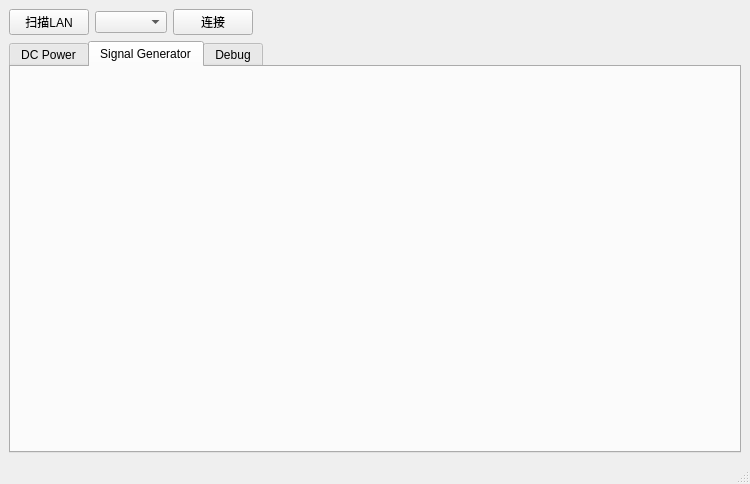
This is mainwindow.ui in cjhonlyone/qt-visa-controller as Qt 5 draws it before an edit. The edited form follows.
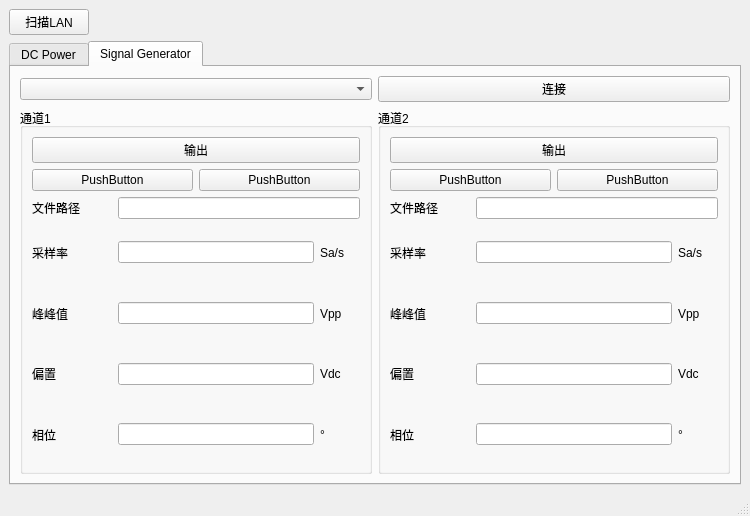
This is the edited form. The open tabs and pages were chosen to show the change.

The edit to the form file:
```diff
--- a/mainwindow.ui
+++ b/mainwindow.ui
@@ -7,9 +7,15 @@
     <x>0</x>
     <y>0</y>
     <width>750</width>
-    <height>415</height>
+    <height>510</height>
    </rect>
   </property>
+  <property name="sizePolicy">
+   <sizepolicy hsizetype="Preferred" vsizetype="Expanding">
+    <horstretch>0</horstretch>
+    <verstretch>0</verstretch>
+   </sizepolicy>
+  </property>
   <property name="minimumSize">
    <size>
     <width>750</width>
@@ -20,54 +26,31 @@
    <string>MainWindow</string>
   </property>
   <widget class="QWidget" name="centralwidget">
-   <layout class="QVBoxLayout" name="verticalLayout_10">
-    <item>
-     <layout class="QHBoxLayout" name="horizontalLayout_4">
-      <item>
+   <layout class="QGridLayout" name="gridLayout_2">
+    <item row="0" column="0">
        <widget class="QPushButton" name="SCANLAN">
+      <property name="sizePolicy">
+       <sizepolicy hsizetype="Fixed" vsizetype="Fixed">
+        <horstretch>0</horstretch>
+        <verstretch>0</verstretch>
+       </sizepolicy>
+      </property>
         <property name="text">
          <string>扫描LAN</string>
         </property>
        </widget>
       </item>
-      <item>
-       <widget class="QComboBox" name="comboBox"/>
-      </item>
-      <item>
-       <widget class="QPushButton" name="CONNECTLAN">
-        <property name="text">
-         <string>连接</string>
-        </property>
-       </widget>
-      </item>
-      <item>
-       <spacer name="horizontalSpacer">
-        <property name="orientation">
-         <enum>Qt::Horizontal</enum>
-        </property>
-        <property name="sizeHint" stdset="0">
-         <size>
-          <width>40</width>
-          <height>20</height>
-         </size>
-        </property>
-       </spacer>
-      </item>
-     </layout>
-    </item>
-    <item>
+    <item row="1" column="0">
      <widget class="QTabWidget" name="tabWidget">
       <property name="currentIndex">
-       <number>2</number>
+       <number>0</number>
       </property>
       <widget class="QWidget" name="tab">
        <attribute name="title">
         <string>DC Power</string>
        </attribute>
-       <layout class="QHBoxLayout" name="horizontalLayout_11">
-        <item>
-         <layout class="QVBoxLayout" name="verticalLayout_6">
-          <item>
+       <layout class="QGridLayout" name="gridLayout">
+        <item row="1" column="0" colspan="2">
            <widget class="QGroupBox" name="groupBox">
             <property name="title">
              <string>通道1</string>
@@ -181,71 +164,7 @@
             </layout>
            </widget>
           </item>
-          <item>
-           <widget class="QGroupBox" name="groupBox_2">
-            <property name="title">
-             <string>实时监测</string>
-            </property>
-            <layout class="QHBoxLayout" name="horizontalLayout_3">
-             <item>
-              <layout class="QVBoxLayout" name="verticalLayout_3">
-               <item>
-                <widget class="QPushButton" name="MEASVoltLabel_1">
-                 <property name="text">
-                  <string>电压(V)</string>
-                 </property>
-                </widget>
-               </item>
-               <item>
-                <widget class="QPushButton" name="MEASCurrLabel_1">
-                 <property name="text">
-                  <string>电流(A)</string>
-                 </property>
-                </widget>
-               </item>
-               <item>
-                <widget class="QPushButton" name="MEASPwrrLabel_1">
-                 <property name="text">
-                  <string>功率(W)</string>
-                 </property>
-                </widget>
-               </item>
-              </layout>
-             </item>
-             <item>
-              <layout class="QVBoxLayout" name="verticalLayout_4">
-               <item>
-                <widget class="QLineEdit" name="MEASVolt_1"/>
-               </item>
-               <item>
-                <widget class="QLineEdit" name="MEASCurr_1"/>
-               </item>
-               <item>
-                <widget class="QLineEdit" name="MEASPwrr_1"/>
-               </item>
-              </layout>
-             </item>
-            </layout>
-           </widget>
-          </item>
-          <item>
-           <spacer name="verticalSpacer">
-            <property name="orientation">
-             <enum>Qt::Vertical</enum>
-            </property>
-            <property name="sizeHint" stdset="0">
-             <size>
-              <width>20</width>
-              <height>40</height>
-             </size>
-            </property>
-           </spacer>
-          </item>
-         </layout>
-        </item>
-        <item>
-         <layout class="QVBoxLayout" name="verticalLayout_7">
-          <item>
+        <item row="1" column="2">
            <widget class="QGroupBox" name="groupBox_3">
             <property name="title">
              <string>通道2</string>
@@ -359,71 +278,7 @@
             </layout>
            </widget>
           </item>
-          <item>
-           <widget class="QGroupBox" name="groupBox_4">
-            <property name="title">
-             <string>实时监测</string>
-            </property>
-            <layout class="QHBoxLayout" name="horizontalLayout_7">
-             <item>
-              <layout class="QVBoxLayout" name="verticalLayout_12">
-               <item>
-                <widget class="QPushButton" name="MEASVoltLabel_2">
-                 <property name="text">
-                  <string>电压(V)</string>
-                 </property>
-                </widget>
-               </item>
-               <item>
-                <widget class="QPushButton" name="MEASCurrLabel_2">
-                 <property name="text">
-                  <string>电流(A)</string>
-                 </property>
-                </widget>
-               </item>
-               <item>
-                <widget class="QPushButton" name="MEASPwrrLabel_2">
-                 <property name="text">
-                  <string>功率(W)</string>
-                 </property>
-                </widget>
-               </item>
-              </layout>
-             </item>
-             <item>
-              <layout class="QVBoxLayout" name="verticalLayout_13">
-               <item>
-                <widget class="QLineEdit" name="MEASVolt_2"/>
-               </item>
-               <item>
-                <widget class="QLineEdit" name="MEASCurr_2"/>
-               </item>
-               <item>
-                <widget class="QLineEdit" name="MEASPwrr_2"/>
-               </item>
-              </layout>
-             </item>
-            </layout>
-           </widget>
-          </item>
-          <item>
-           <spacer name="verticalSpacer_2">
-            <property name="orientation">
-             <enum>Qt::Vertical</enum>
-            </property>
-            <property name="sizeHint" stdset="0">
-             <size>
-              <width>20</width>
-              <height>40</height>
-             </size>
-            </property>
-           </spacer>
-          </item>
-         </layout>
-        </item>
-        <item>
-         <layout class="QVBoxLayout" name="verticalLayout_14">
-          <item>
+        <item row="1" column="3">
            <widget class="QGroupBox" name="groupBox_5">
             <property name="title">
              <string>通道3</string>
@@ -537,7 +392,101 @@
             </layout>
            </widget>
           </item>
+        <item row="2" column="0" colspan="2">
+         <widget class="QGroupBox" name="groupBox_2">
+          <property name="title">
+           <string>实时监测</string>
+          </property>
+          <layout class="QHBoxLayout" name="horizontalLayout_3">
           <item>
+            <layout class="QVBoxLayout" name="verticalLayout_3">
+             <item>
+              <widget class="QPushButton" name="MEASVoltLabel_1">
+               <property name="text">
+                <string>电压(V)</string>
+               </property>
+              </widget>
+             </item>
+             <item>
+              <widget class="QPushButton" name="MEASCurrLabel_1">
+               <property name="text">
+                <string>电流(A)</string>
+               </property>
+              </widget>
+             </item>
+             <item>
+              <widget class="QPushButton" name="MEASPwrrLabel_1">
+               <property name="text">
+                <string>功率(W)</string>
+               </property>
+              </widget>
+             </item>
+            </layout>
+           </item>
+           <item>
+            <layout class="QVBoxLayout" name="verticalLayout_4">
+             <item>
+              <widget class="QLineEdit" name="MEASVolt_1"/>
+             </item>
+             <item>
+              <widget class="QLineEdit" name="MEASCurr_1"/>
+             </item>
+             <item>
+              <widget class="QLineEdit" name="MEASPwrr_1"/>
+             </item>
+            </layout>
+           </item>
+          </layout>
+         </widget>
+        </item>
+        <item row="2" column="2">
+         <widget class="QGroupBox" name="groupBox_4">
+          <property name="title">
+           <string>实时监测</string>
+          </property>
+          <layout class="QHBoxLayout" name="horizontalLayout_7">
+           <item>
+            <layout class="QVBoxLayout" name="verticalLayout_12">
+             <item>
+              <widget class="QPushButton" name="MEASVoltLabel_2">
+               <property name="text">
+                <string>电压(V)</string>
+               </property>
+              </widget>
+             </item>
+             <item>
+              <widget class="QPushButton" name="MEASCurrLabel_2">
+               <property name="text">
+                <string>电流(A)</string>
+               </property>
+              </widget>
+             </item>
+             <item>
+              <widget class="QPushButton" name="MEASPwrrLabel_2">
+               <property name="text">
+                <string>功率(W)</string>
+               </property>
+              </widget>
+             </item>
+            </layout>
+           </item>
+           <item>
+            <layout class="QVBoxLayout" name="verticalLayout_13">
+             <item>
+              <widget class="QLineEdit" name="MEASVolt_2"/>
+             </item>
+             <item>
+              <widget class="QLineEdit" name="MEASCurr_2"/>
+             </item>
+             <item>
+              <widget class="QLineEdit" name="MEASPwrr_2"/>
+             </item>
+            </layout>
+           </item>
+          </layout>
+         </widget>
+        </item>
+        <item row="2" column="3">
            <widget class="QGroupBox" name="groupBox_6">
             <property name="title">
              <string>实时监测</string>
@@ -584,20 +533,22 @@
             </layout>
            </widget>
           </item>
-          <item>
-           <spacer name="verticalSpacer_3">
-            <property name="orientation">
-             <enum>Qt::Vertical</enum>
-            </property>
-            <property name="sizeHint" stdset="0">
-             <size>
-              <width>20</width>
-              <height>40</height>
-             </size>
-            </property>
-           </spacer>
-          </item>
-         </layout>
+        <item row="0" column="3">
+         <widget class="QPushButton" name="CONNECTLAN_DP">
+          <property name="text">
+           <string>连接</string>
+          </property>
+         </widget>
+        </item>
+        <item row="0" column="0" colspan="3">
+         <widget class="QComboBox" name="comboBox_DP">
+          <property name="sizePolicy">
+           <sizepolicy hsizetype="Preferred" vsizetype="Fixed">
+            <horstretch>0</horstretch>
+            <verstretch>0</verstretch>
+           </sizepolicy>
+          </property>
+         </widget>
         </item>
        </layout>
       </widget>
@@ -605,21 +556,801 @@
        <attribute name="title">
         <string>Signal Generator</string>
        </attribute>
-      </widget>
-      <widget class="QWidget" name="tab_3">
-       <attribute name="title">
-        <string>Debug</string>
-       </attribute>
-       <widget class="QPlainTextEdit" name="Debug_Print">
-        <property name="geometry">
-         <rect>
-          <x>10</x>
-          <y>10</y>
-          <width>711</width>
-          <height>291</height>
-         </rect>
-        </property>
-       </widget>
+       <layout class="QGridLayout" name="gridLayout_4">
+        <item row="0" column="1">
+         <widget class="QPushButton" name="CONNECTLAN_SDG">
+          <property name="text">
+           <string>连接</string>
+          </property>
+         </widget>
+        </item>
+        <item row="0" column="0">
+         <widget class="QComboBox" name="comboBox_SDG">
+          <property name="sizePolicy">
+           <sizepolicy hsizetype="Preferred" vsizetype="Fixed">
+            <horstretch>0</horstretch>
+            <verstretch>0</verstretch>
+           </sizepolicy>
+          </property>
+         </widget>
+        </item>
+        <item row="1" column="1">
+         <widget class="QGroupBox" name="groupBox_8">
+          <property name="title">
+           <string>通道2</string>
+          </property>
+          <layout class="QGridLayout" name="gridLayout_3">
+           <item row="0" column="0" colspan="2">
+            <widget class="QPushButton" name="SDG_OUTP_2">
+             <property name="text">
+              <string>输出</string>
+             </property>
+            </widget>
+           </item>
+           <item row="1" column="0">
+            <widget class="QPushButton" name="ChooseFile_2">
+             <property name="text">
+              <string>PushButton</string>
+             </property>
+            </widget>
+           </item>
+           <item row="1" column="1">
+            <widget class="QPushButton" name="SendValue_2">
+             <property name="text">
+              <string>PushButton</string>
+             </property>
+            </widget>
+           </item>
+           <item row="2" column="0" colspan="2">
+            <layout class="QHBoxLayout" name="horizontalLayout_16">
+             <item>
+              <widget class="QLabel" name="label_2">
+               <property name="sizePolicy">
+                <sizepolicy hsizetype="Fixed" vsizetype="Preferred">
+                 <horstretch>80</horstretch>
+                 <verstretch>0</verstretch>
+                </sizepolicy>
+               </property>
+               <property name="minimumSize">
+                <size>
+                 <width>80</width>
+                 <height>0</height>
+                </size>
+               </property>
+               <property name="maximumSize">
+                <size>
+                 <width>80</width>
+                 <height>16777215</height>
+                </size>
+               </property>
+               <property name="baseSize">
+                <size>
+                 <width>0</width>
+                 <height>0</height>
+                </size>
+               </property>
+               <property name="text">
+                <string>文件路径</string>
+               </property>
+              </widget>
+             </item>
+             <item>
+              <widget class="QLineEdit" name="FilePath_2">
+               <property name="sizePolicy">
+                <sizepolicy hsizetype="Expanding" vsizetype="Fixed">
+                 <horstretch>0</horstretch>
+                 <verstretch>0</verstretch>
+                </sizepolicy>
+               </property>
+              </widget>
+             </item>
+            </layout>
+           </item>
+           <item row="3" column="0" colspan="2">
+            <layout class="QHBoxLayout" name="horizontalLayout_17">
+             <item>
+              <widget class="QLabel" name="label_4">
+               <property name="sizePolicy">
+                <sizepolicy hsizetype="Fixed" vsizetype="Preferred">
+                 <horstretch>80</horstretch>
+                 <verstretch>0</verstretch>
+                </sizepolicy>
+               </property>
+               <property name="minimumSize">
+                <size>
+                 <width>80</width>
+                 <height>0</height>
+                </size>
+               </property>
+               <property name="maximumSize">
+                <size>
+                 <width>80</width>
+                 <height>16777215</height>
+                </size>
+               </property>
+               <property name="baseSize">
+                <size>
+                 <width>0</width>
+                 <height>0</height>
+                </size>
+               </property>
+               <property name="text">
+                <string>采样率</string>
+               </property>
+              </widget>
+             </item>
+             <item>
+              <widget class="QLineEdit" name="SampleRate_2">
+               <property name="sizePolicy">
+                <sizepolicy hsizetype="Expanding" vsizetype="Fixed">
+                 <horstretch>0</horstretch>
+                 <verstretch>0</verstretch>
+                </sizepolicy>
+               </property>
+              </widget>
+             </item>
+             <item>
+              <widget class="QLabel" name="label_23">
+               <property name="sizePolicy">
+                <sizepolicy hsizetype="Fixed" vsizetype="Preferred">
+                 <horstretch>40</horstretch>
+                 <verstretch>0</verstretch>
+                </sizepolicy>
+               </property>
+               <property name="minimumSize">
+                <size>
+                 <width>40</width>
+                 <height>0</height>
+                </size>
+               </property>
+               <property name="maximumSize">
+                <size>
+                 <width>40</width>
+                 <height>16777215</height>
+                </size>
+               </property>
+               <property name="baseSize">
+                <size>
+                 <width>0</width>
+                 <height>0</height>
+                </size>
+               </property>
+               <property name="text">
+                <string>Sa/s</string>
+               </property>
+              </widget>
+             </item>
+            </layout>
+           </item>
+           <item row="4" column="0" colspan="2">
+            <layout class="QHBoxLayout" name="horizontalLayout_18">
+             <item>
+              <widget class="QLabel" name="label_6">
+               <property name="sizePolicy">
+                <sizepolicy hsizetype="Fixed" vsizetype="Preferred">
+                 <horstretch>80</horstretch>
+                 <verstretch>0</verstretch>
+                </sizepolicy>
+               </property>
+               <property name="minimumSize">
+                <size>
+                 <width>80</width>
+                 <height>0</height>
+                </size>
+               </property>
+               <property name="maximumSize">
+                <size>
+                 <width>80</width>
+                 <height>16777215</height>
+                </size>
+               </property>
+               <property name="baseSize">
+                <size>
+                 <width>0</width>
+                 <height>0</height>
+                </size>
+               </property>
+               <property name="text">
+                <string>峰峰值</string>
+               </property>
+              </widget>
+             </item>
+             <item>
+              <widget class="QLineEdit" name="Amplitude_2">
+               <property name="sizePolicy">
+                <sizepolicy hsizetype="Expanding" vsizetype="Fixed">
+                 <horstretch>0</horstretch>
+                 <verstretch>0</verstretch>
+                </sizepolicy>
+               </property>
+               <property name="text">
+                <string/>
+               </property>
+              </widget>
+             </item>
+             <item>
+              <widget class="QLabel" name="label_26">
+               <property name="sizePolicy">
+                <sizepolicy hsizetype="Fixed" vsizetype="Preferred">
+                 <horstretch>40</horstretch>
+                 <verstretch>0</verstretch>
+                </sizepolicy>
+               </property>
+               <property name="minimumSize">
+                <size>
+                 <width>40</width>
+                 <height>0</height>
+                </size>
+               </property>
+               <property name="maximumSize">
+                <size>
+                 <width>40</width>
+                 <height>16777215</height>
+                </size>
+               </property>
+               <property name="baseSize">
+                <size>
+                 <width>0</width>
+                 <height>0</height>
+                </size>
+               </property>
+               <property name="text">
+                <string>Vpp</string>
+               </property>
+              </widget>
+             </item>
+            </layout>
+           </item>
+           <item row="5" column="0" colspan="2">
+            <layout class="QHBoxLayout" name="horizontalLayout_19">
+             <item>
+              <widget class="QLabel" name="label_8">
+               <property name="sizePolicy">
+                <sizepolicy hsizetype="Fixed" vsizetype="Preferred">
+                 <horstretch>80</horstretch>
+                 <verstretch>0</verstretch>
+                </sizepolicy>
+               </property>
+               <property name="minimumSize">
+                <size>
+                 <width>80</width>
+                 <height>0</height>
+                </size>
+               </property>
+               <property name="maximumSize">
+                <size>
+                 <width>80</width>
+                 <height>16777215</height>
+                </size>
+               </property>
+               <property name="baseSize">
+                <size>
+                 <width>0</width>
+                 <height>0</height>
+                </size>
+               </property>
+               <property name="text">
+                <string>偏置</string>
+               </property>
+              </widget>
+             </item>
+             <item>
+              <widget class="QLineEdit" name="Offset_2">
+               <property name="sizePolicy">
+                <sizepolicy hsizetype="Expanding" vsizetype="Fixed">
+                 <horstretch>0</horstretch>
+                 <verstretch>0</verstretch>
+                </sizepolicy>
+               </property>
+               <property name="text">
+                <string/>
+               </property>
+              </widget>
+             </item>
+             <item>
+              <widget class="QLabel" name="label_24">
+               <property name="sizePolicy">
+                <sizepolicy hsizetype="Fixed" vsizetype="Preferred">
+                 <horstretch>40</horstretch>
+                 <verstretch>0</verstretch>
+                </sizepolicy>
+               </property>
+               <property name="minimumSize">
+                <size>
+                 <width>40</width>
+                 <height>0</height>
+                </size>
+               </property>
+               <property name="maximumSize">
+                <size>
+                 <width>40</width>
+                 <height>16777215</height>
+                </size>
+               </property>
+               <property name="baseSize">
+                <size>
+                 <width>0</width>
+                 <height>0</height>
+                </size>
+               </property>
+               <property name="text">
+                <string>Vdc</string>
+               </property>
+              </widget>
+             </item>
+            </layout>
+           </item>
+           <item row="6" column="0" colspan="2">
+            <layout class="QHBoxLayout" name="horizontalLayout_20">
+             <item>
+              <widget class="QLabel" name="label_10">
+               <property name="sizePolicy">
+                <sizepolicy hsizetype="Fixed" vsizetype="Preferred">
+                 <horstretch>80</horstretch>
+                 <verstretch>0</verstretch>
+                </sizepolicy>
+               </property>
+               <property name="minimumSize">
+                <size>
+                 <width>80</width>
+                 <height>0</height>
+                </size>
+               </property>
+               <property name="maximumSize">
+                <size>
+                 <width>80</width>
+                 <height>16777215</height>
+                </size>
+               </property>
+               <property name="baseSize">
+                <size>
+                 <width>0</width>
+                 <height>0</height>
+                </size>
+               </property>
+               <property name="text">
+                <string>相位</string>
+               </property>
+              </widget>
+             </item>
+             <item>
+              <widget class="QLineEdit" name="Phase_2">
+               <property name="sizePolicy">
+                <sizepolicy hsizetype="Expanding" vsizetype="Fixed">
+                 <horstretch>0</horstretch>
+                 <verstretch>0</verstretch>
+                </sizepolicy>
+               </property>
+               <property name="text">
+                <string/>
+               </property>
+              </widget>
+             </item>
+             <item>
+              <widget class="QLabel" name="label_25">
+               <property name="sizePolicy">
+                <sizepolicy hsizetype="Fixed" vsizetype="Preferred">
+                 <horstretch>40</horstretch>
+                 <verstretch>0</verstretch>
+                </sizepolicy>
+               </property>
+               <property name="minimumSize">
+                <size>
+                 <width>40</width>
+                 <height>0</height>
+                </size>
+               </property>
+               <property name="maximumSize">
+                <size>
+                 <width>40</width>
+                 <height>16777215</height>
+                </size>
+               </property>
+               <property name="baseSize">
+                <size>
+                 <width>0</width>
+                 <height>0</height>
+                </size>
+               </property>
+               <property name="text">
+                <string>°</string>
+               </property>
+              </widget>
+             </item>
+            </layout>
+           </item>
+          </layout>
+         </widget>
+        </item>
+        <item row="1" column="0">
+         <widget class="QGroupBox" name="groupBox_7">
+          <property name="title">
+           <string>通道1</string>
+          </property>
+          <layout class="QGridLayout" name="gridLayout_5">
+           <item row="1" column="0">
+            <widget class="QPushButton" name="ChooseFile_1">
+             <property name="text">
+              <string>PushButton</string>
+             </property>
+            </widget>
+           </item>
+           <item row="1" column="1">
+            <widget class="QPushButton" name="SendValue_1">
+             <property name="text">
+              <string>PushButton</string>
+             </property>
+            </widget>
+           </item>
+           <item row="2" column="0" colspan="2">
+            <layout class="QHBoxLayout" name="horizontalLayout_4">
+             <item>
+              <widget class="QLabel" name="label">
+               <property name="sizePolicy">
+                <sizepolicy hsizetype="Fixed" vsizetype="Preferred">
+                 <horstretch>80</horstretch>
+                 <verstretch>0</verstretch>
+                </sizepolicy>
+               </property>
+               <property name="minimumSize">
+                <size>
+                 <width>80</width>
+                 <height>0</height>
+                </size>
+               </property>
+               <property name="maximumSize">
+                <size>
+                 <width>80</width>
+                 <height>16777215</height>
+                </size>
+               </property>
+               <property name="baseSize">
+                <size>
+                 <width>0</width>
+                 <height>0</height>
+                </size>
+               </property>
+               <property name="text">
+                <string>文件路径</string>
+               </property>
+              </widget>
+             </item>
+             <item>
+              <widget class="QLineEdit" name="FilePath_1">
+               <property name="sizePolicy">
+                <sizepolicy hsizetype="Expanding" vsizetype="Fixed">
+                 <horstretch>0</horstretch>
+                 <verstretch>0</verstretch>
+                </sizepolicy>
+               </property>
+              </widget>
+             </item>
+            </layout>
+           </item>
+           <item row="3" column="0" colspan="2">
+            <layout class="QHBoxLayout" name="horizontalLayout_12">
+             <item>
+              <widget class="QLabel" name="label_3">
+               <property name="sizePolicy">
+                <sizepolicy hsizetype="Fixed" vsizetype="Preferred">
+                 <horstretch>80</horstretch>
+                 <verstretch>0</verstretch>
+                </sizepolicy>
+               </property>
+               <property name="minimumSize">
+                <size>
+                 <width>80</width>
+                 <height>0</height>
+                </size>
+               </property>
+               <property name="maximumSize">
+                <size>
+                 <width>80</width>
+                 <height>16777215</height>
+                </size>
+               </property>
+               <property name="baseSize">
+                <size>
+                 <width>0</width>
+                 <height>0</height>
+                </size>
+               </property>
+               <property name="text">
+                <string>采样率</string>
+               </property>
+              </widget>
+             </item>
+             <item>
+              <widget class="QLineEdit" name="SampleRate_1">
+               <property name="sizePolicy">
+                <sizepolicy hsizetype="Expanding" vsizetype="Fixed">
+                 <horstretch>0</horstretch>
+                 <verstretch>0</verstretch>
+                </sizepolicy>
+               </property>
+              </widget>
+             </item>
+             <item>
+              <widget class="QLabel" name="label_11">
+               <property name="sizePolicy">
+                <sizepolicy hsizetype="Fixed" vsizetype="Preferred">
+                 <horstretch>40</horstretch>
+                 <verstretch>0</verstretch>
+                </sizepolicy>
+               </property>
+               <property name="minimumSize">
+                <size>
+                 <width>40</width>
+                 <height>0</height>
+                </size>
+               </property>
+               <property name="maximumSize">
+                <size>
+                 <width>40</width>
+                 <height>16777215</height>
+                </size>
+               </property>
+               <property name="baseSize">
+                <size>
+                 <width>0</width>
+                 <height>0</height>
+                </size>
+               </property>
+               <property name="text">
+                <string>Sa/s</string>
+               </property>
+              </widget>
+             </item>
+            </layout>
+           </item>
+           <item row="4" column="0" colspan="2">
+            <layout class="QHBoxLayout" name="horizontalLayout_13">
+             <item>
+              <widget class="QLabel" name="label_5">
+               <property name="sizePolicy">
+                <sizepolicy hsizetype="Fixed" vsizetype="Preferred">
+                 <horstretch>80</horstretch>
+                 <verstretch>0</verstretch>
+                </sizepolicy>
+               </property>
+               <property name="minimumSize">
+                <size>
+                 <width>80</width>
+                 <height>0</height>
+                </size>
+               </property>
+               <property name="maximumSize">
+                <size>
+                 <width>80</width>
+                 <height>16777215</height>
+                </size>
+               </property>
+               <property name="baseSize">
+                <size>
+                 <width>0</width>
+                 <height>0</height>
+                </size>
+               </property>
+               <property name="text">
+                <string>峰峰值</string>
+               </property>
+              </widget>
+             </item>
+             <item>
+              <widget class="QLineEdit" name="Amplitude_1">
+               <property name="sizePolicy">
+                <sizepolicy hsizetype="Expanding" vsizetype="Fixed">
+                 <horstretch>0</horstretch>
+                 <verstretch>0</verstretch>
+                </sizepolicy>
+               </property>
+               <property name="text">
+                <string/>
+               </property>
+              </widget>
+             </item>
+             <item>
+              <widget class="QLabel" name="label_12">
+               <property name="sizePolicy">
+                <sizepolicy hsizetype="Fixed" vsizetype="Preferred">
+                 <horstretch>40</horstretch>
+                 <verstretch>0</verstretch>
+                </sizepolicy>
+               </property>
+               <property name="minimumSize">
+                <size>
+                 <width>40</width>
+                 <height>0</height>
+                </size>
+               </property>
+               <property name="maximumSize">
+                <size>
+                 <width>40</width>
+                 <height>16777215</height>
+                </size>
+               </property>
+               <property name="baseSize">
+                <size>
+                 <width>0</width>
+                 <height>0</height>
+                </size>
+               </property>
+               <property name="text">
+                <string>Vpp</string>
+               </property>
+              </widget>
+             </item>
+            </layout>
+           </item>
+           <item row="5" column="0" colspan="2">
+            <layout class="QHBoxLayout" name="horizontalLayout_14">
+             <item>
+              <widget class="QLabel" name="label_7">
+               <property name="sizePolicy">
+                <sizepolicy hsizetype="Fixed" vsizetype="Preferred">
+                 <horstretch>80</horstretch>
+                 <verstretch>0</verstretch>
+                </sizepolicy>
+               </property>
+               <property name="minimumSize">
+                <size>
+                 <width>80</width>
+                 <height>0</height>
+                </size>
+               </property>
+               <property name="maximumSize">
+                <size>
+                 <width>80</width>
+                 <height>16777215</height>
+                </size>
+               </property>
+               <property name="baseSize">
+                <size>
+                 <width>0</width>
+                 <height>0</height>
+                </size>
+               </property>
+               <property name="text">
+                <string>偏置</string>
+               </property>
+              </widget>
+             </item>
+             <item>
+              <widget class="QLineEdit" name="Offset_1">
+               <property name="sizePolicy">
+                <sizepolicy hsizetype="Expanding" vsizetype="Fixed">
+                 <horstretch>0</horstretch>
+                 <verstretch>0</verstretch>
+                </sizepolicy>
+               </property>
+               <property name="text">
+                <string/>
+               </property>
+              </widget>
+             </item>
+             <item>
+              <widget class="QLabel" name="label_13">
+               <property name="sizePolicy">
+                <sizepolicy hsizetype="Fixed" vsizetype="Preferred">
+                 <horstretch>40</horstretch>
+                 <verstretch>0</verstretch>
+                </sizepolicy>
+               </property>
+               <property name="minimumSize">
+                <size>
+                 <width>40</width>
+                 <height>0</height>
+                </size>
+               </property>
+               <property name="maximumSize">
+                <size>
+                 <width>40</width>
+                 <height>16777215</height>
+                </size>
+               </property>
+               <property name="baseSize">
+                <size>
+                 <width>0</width>
+                 <height>0</height>
+                </size>
+               </property>
+               <property name="text">
+                <string>Vdc</string>
+               </property>
+              </widget>
+             </item>
+            </layout>
+           </item>
+           <item row="6" column="0" colspan="2">
+            <layout class="QHBoxLayout" name="horizontalLayout_15">
+             <item>
+              <widget class="QLabel" name="label_9">
+               <property name="sizePolicy">
+                <sizepolicy hsizetype="Fixed" vsizetype="Preferred">
+                 <horstretch>80</horstretch>
+                 <verstretch>0</verstretch>
+                </sizepolicy>
+               </property>
+               <property name="minimumSize">
+                <size>
+                 <width>80</width>
+                 <height>0</height>
+                </size>
+               </property>
+               <property name="maximumSize">
+                <size>
+                 <width>80</width>
+                 <height>16777215</height>
+                </size>
+               </property>
+               <property name="baseSize">
+                <size>
+                 <width>0</width>
+                 <height>0</height>
+                </size>
+               </property>
+               <property name="text">
+                <string>相位</string>
+               </property>
+              </widget>
+             </item>
+             <item>
+              <widget class="QLineEdit" name="Phase_1">
+               <property name="sizePolicy">
+                <sizepolicy hsizetype="Expanding" vsizetype="Fixed">
+                 <horstretch>0</horstretch>
+                 <verstretch>0</verstretch>
+                </sizepolicy>
+               </property>
+               <property name="text">
+                <string/>
+               </property>
+              </widget>
+             </item>
+             <item>
+              <widget class="QLabel" name="label_22">
+               <property name="sizePolicy">
+                <sizepolicy hsizetype="Fixed" vsizetype="Preferred">
+                 <horstretch>40</horstretch>
+                 <verstretch>0</verstretch>
+                </sizepolicy>
+               </property>
+               <property name="minimumSize">
+                <size>
+                 <width>40</width>
+                 <height>0</height>
+                </size>
+               </property>
+               <property name="maximumSize">
+                <size>
+                 <width>40</width>
+                 <height>16777215</height>
+                </size>
+               </property>
+               <property name="baseSize">
+                <size>
+                 <width>0</width>
+                 <height>0</height>
+                </size>
+               </property>
+               <property name="text">
+                <string>°</string>
+               </property>
+              </widget>
+             </item>
+            </layout>
+           </item>
+           <item row="0" column="0" colspan="2">
+            <widget class="QPushButton" name="SDG_OUTP_1">
+             <property name="text">
+              <string>输出</string>
+             </property>
+            </widget>
+           </item>
+          </layout>
+         </widget>
+        </item>
+       </layout>
       </widget>
      </widget>
     </item>
```
Lines whose indentation alone changed are shown as unchanged.
